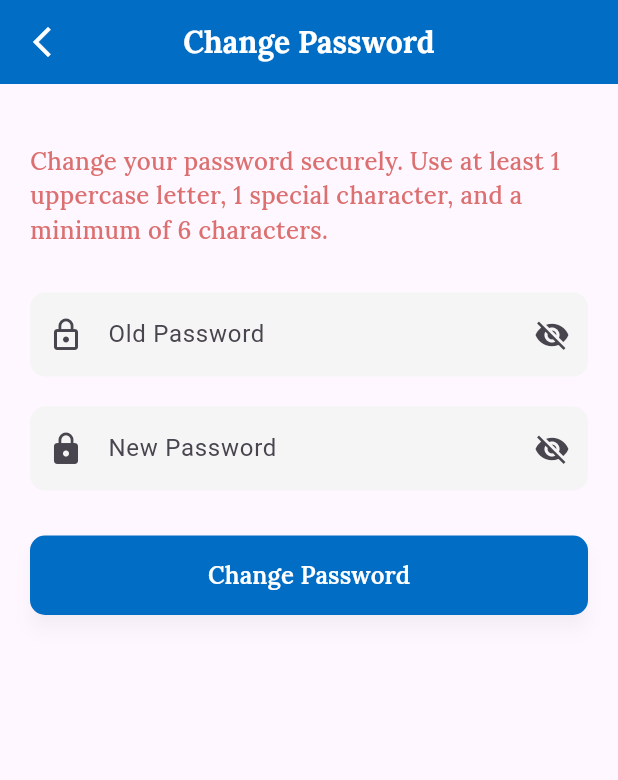
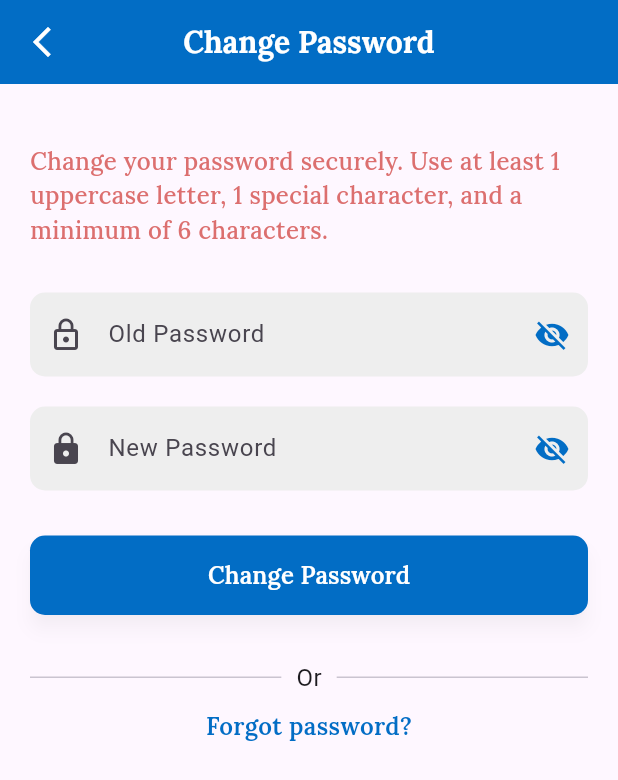
Before and after one commit to rojanparajuli/Finance_app, a Flutter app: the ChangePasswordPage screen opened directly, on a phone screen of 412 x 824 dp. Shown: the top 780 px of the screen. Run offline on Flutter 3.47's test engine with Material 3 defaults, Android fonts, the phone set to English and light mode, and no system bars; our stand-ins replace bloc, cloud_firestore, equatable, firebase_auth, firebase_core, flutter_bloc and 6 more; missing offline and left inert: flutter_inappwebview; accounts and stored records are empty; network calls fail.

```diff
--- a/lib/authentication/bloc/change_password/change_password_bloc.dart
+++ b/lib/authentication/bloc/change_password/change_password_bloc.dart
@@ -21,6 +21,8 @@ Future<void> _onChangePasswordEvent(
       emit(PasswordError("No user is currently signed in."));
       return;
     }
+
+    print('old password is ${event.oldPassword}');
 
     AuthCredential credential = EmailAuthProvider.credential(
       email: user.email!,
--- a/lib/authentication/view/change_password_view.dart
+++ b/lib/authentication/view/change_password_view.dart
@@ -1,6 +1,7 @@
 import 'package:finance/authentication/bloc/change_password/change_password_bloc.dart';
 import 'package:finance/authentication/bloc/change_password/change_password_event.dart';
 import 'package:finance/authentication/bloc/change_password/change_password_state.dart';
+import 'package:finance/authentication/view/forget_password_view.dart';
 import 'package:finance/constant/colors.dart';
 import 'package:flutter/material.dart';
 import 'package:flutter_bloc/flutter_bloc.dart';
@@ -82,13 +83,14 @@ class ChangePasswordPage extends StatelessWidget {
                     suffixIcon: IconButton(
                       icon: Icon(
                         isVisible ? Icons.visibility : Icons.visibility_off,
+                        color: Appcolor.primary,
                       ),
                       onPressed: () {
                         _isOldPasswordVisible.value = !isVisible;
                       },
                     ),
                     filled: true,
-                    fillColor: Colors.grey[100],
+                    fillColor: Colors.grey[200],
                     border: OutlineInputBorder(
                       borderRadius: BorderRadius.circular(10.0),
                       borderSide: BorderSide.none,
@@ -110,13 +112,14 @@ class ChangePasswordPage extends StatelessWidget {
                     suffixIcon: IconButton(
                       icon: Icon(
                         isVisible ? Icons.visibility : Icons.visibility_off,
+                        color: Appcolor.primary,
                       ),
                       onPressed: () {
                         _isNewPasswordVisible.value = !isVisible;
                       },
                     ),
                     filled: true,
-                    fillColor: Colors.grey[100],
+                    fillColor: Colors.grey[200],
                     border: OutlineInputBorder(
                       borderRadius: BorderRadius.circular(10.0),
                       borderSide: BorderSide.none,
@@ -129,11 +132,10 @@ class ChangePasswordPage extends StatelessWidget {
             BlocListener<PasswordBloc, PasswordState>(
               listener: (context, state) {
                 if (state is PasswordLoading) {
+                  // You can show a loading indicator here if needed
                 } else if (state is PasswordChanged) {
                   _showSnackbar(context, "Password changed successfully!",
                       backgroundColor: Colors.green);
-
-
                   Navigator.pop(context);
                 } else if (state is PasswordError) {
                   _showSnackbar(context, state.message);
@@ -181,6 +183,36 @@ class ChangePasswordPage extends StatelessWidget {
               ),
             ),
             const SizedBox(height: 30),
+            Center(
+              child: Column(
+                children: [
+                  const Row(
+                    children: [
+                      Expanded(child: Divider()),
+                      Padding(
+                        padding: EdgeInsets.symmetric(horizontal: 10),
+                        child: Text('Or', style: TextStyle(fontSize: 16)),
+                      ),
+                      Expanded(child: Divider()),
+                    ],
+                  ),
+                  const SizedBox(height: 10),
+                  GestureDetector(
+                    onTap: () {
+                      Navigator.push(context, MaterialPageRoute(builder: (context) => ForgotPasswordPage()));
+                    },
+                    child: Text(
+                      'Forgot password?',
+                      style: GoogleFonts.lora(
+                        fontSize: 16,
+                        fontWeight: FontWeight.w600,
+                        color: Appcolor.primary,
+                      ),
+                    ),
+                  ),
+                ],
+              ),
+            ),
           ],
         ),
       ),
```
Also changed, not shown: lib/authentication/bloc/login/login_bloc.dart (+7 -0 lines), lib/authentication/view/signup_screen.dart (+9 -1 lines), lib/widget/drawer_items.dart (+2 -6 lines).
